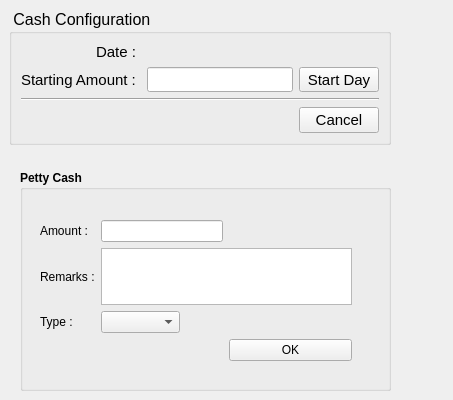
Before: the Qt Designer form estorecpp/cashbalanceconfigure.ui in Watti/estorecpp, drawn with Qt 5.
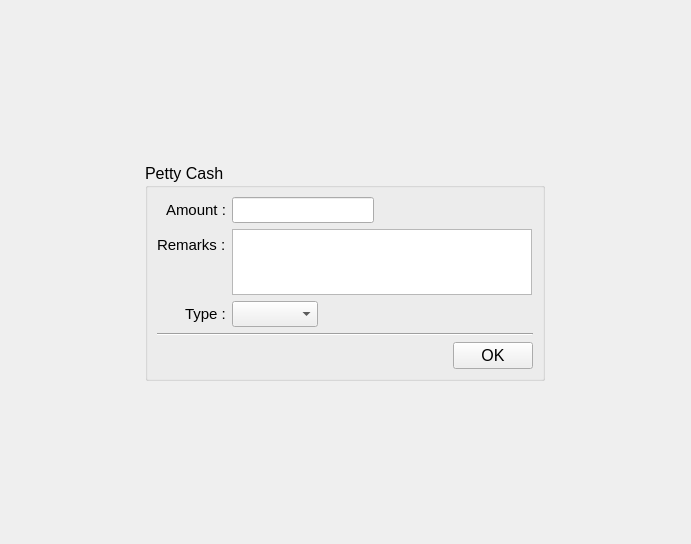
After: the same form once the commit is applied.

Commit message: ui changes done by shan

What changed in the file:
```diff
--- a/estorecpp/cashbalanceconfigure.ui
+++ b/estorecpp/cashbalanceconfigure.ui
@@ -6,193 +6,57 @@
    <rect>
     <x>0</x>
     <y>0</y>
-    <width>453</width>
-    <height>400</height>
+    <width>691</width>
+    <height>544</height>
    </rect>
   </property>
   <property name="windowTitle">
    <string>Form</string>
   </property>
-  <widget class="QGroupBox" name="groupBox">
-   <property name="geometry">
-    <rect>
-     <x>9</x>
-     <y>9</y>
-     <width>382</width>
-     <height>136</height>
-    </rect>
-   </property>
+  <layout class="QGridLayout" name="gridLayout">
+   <item row="0" column="0">
+    <layout class="QVBoxLayout" name="verticalLayout_2">
+     <item>
+      <widget class="QGroupBox" name="groupBox_2">
    <property name="sizePolicy">
-    <sizepolicy hsizetype="Fixed" vsizetype="Fixed">
+        <sizepolicy hsizetype="Fixed" vsizetype="Preferred">
      <horstretch>0</horstretch>
      <verstretch>0</verstretch>
     </sizepolicy>
    </property>
-   <property name="maximumSize">
-    <size>
-     <width>400</width>
-     <height>136</height>
-    </size>
-   </property>
-   <property name="font">
-    <font>
-     <pointsize>12</pointsize>
-    </font>
-   </property>
-   <property name="title">
-    <string> Cash Configuration </string>
-   </property>
-   <layout class="QVBoxLayout" name="verticalLayout">
-    <item>
-     <layout class="QFormLayout" name="formLayout">
-      <property name="labelAlignment">
-       <set>Qt::AlignRight|Qt::AlignTrailing|Qt::AlignVCenter</set>
-      </property>
-      <item row="0" column="0">
-       <widget class="QLabel" name="label_3">
-        <property name="font">
-         <font>
-          <pointsize>11</pointsize>
-         </font>
-        </property>
-        <property name="text">
-         <string>Date : </string>
-        </property>
-       </widget>
-      </item>
-      <item row="0" column="1">
-       <widget class="QLabel" name="label_4">
-        <property name="font">
-         <font>
-          <pointsize>11</pointsize>
-         </font>
-        </property>
-        <property name="text">
-         <string/>
-        </property>
-       </widget>
-      </item>
-      <item row="1" column="0">
-       <widget class="QLabel" name="label_2">
-        <property name="font">
-         <font>
-          <pointsize>11</pointsize>
-         </font>
-        </property>
-        <property name="text">
-         <string>Starting Amount : </string>
-        </property>
-       </widget>
-      </item>
-      <item row="1" column="1">
-       <layout class="QHBoxLayout" name="horizontalLayout">
-        <item>
-         <widget class="QLineEdit" name="txtStartAmount">
-          <property name="maximumSize">
-           <size>
-            <width>400</width>
-            <height>16777215</height>
-           </size>
-          </property>
-          <property name="font">
-           <font>
-            <pointsize>11</pointsize>
-           </font>
-          </property>
-         </widget>
-        </item>
-        <item>
-         <widget class="QPushButton" name="buttonDayStart">
-          <property name="font">
-           <font>
-            <pointsize>11</pointsize>
-           </font>
-          </property>
-          <property name="text">
-           <string>Start Day</string>
-          </property>
-         </widget>
-        </item>
-       </layout>
-      </item>
-     </layout>
-    </item>
-    <item>
-     <widget class="Line" name="line">
-      <property name="orientation">
-       <enum>Qt::Horizontal</enum>
-      </property>
-     </widget>
-    </item>
-    <item>
-     <layout class="QHBoxLayout" name="horizontalLayout_2">
-      <item>
-       <spacer name="horizontalSpacer_2">
-        <property name="orientation">
-         <enum>Qt::Horizontal</enum>
-        </property>
-        <property name="sizeHint" stdset="0">
-         <size>
-          <width>40</width>
-          <height>20</height>
-         </size>
-        </property>
-       </spacer>
-      </item>
-      <item>
-       <widget class="QPushButton" name="btnCancel">
         <property name="minimumSize">
          <size>
           <width>0</width>
           <height>0</height>
          </size>
         </property>
-        <property name="font">
-         <font>
-          <pointsize>11</pointsize>
-         </font>
-        </property>
-        <property name="text">
-         <string>Cancel</string>
-        </property>
-       </widget>
-      </item>
-     </layout>
-    </item>
-   </layout>
-  </widget>
-  <widget class="QGroupBox" name="groupBox_2">
-   <property name="geometry">
-    <rect>
-     <x>20</x>
-     <y>170</y>
-     <width>371</width>
-     <height>221</height>
-    </rect>
-   </property>
+       <property name="maximumSize">
+        <size>
+         <width>400</width>
+         <height>218</height>
+        </size>
+       </property>
    <property name="font">
     <font>
-     <weight>75</weight>
-     <bold>true</bold>
+         <pointsize>12</pointsize>
+         <weight>50</weight>
+         <bold>false</bold>
     </font>
    </property>
    <property name="title">
     <string>Petty Cash</string>
    </property>
-   <widget class="QWidget" name="">
-    <property name="geometry">
-     <rect>
-      <x>20</x>
-      <y>50</y>
-      <width>312</width>
-      <height>141</height>
-     </rect>
-    </property>
-    <layout class="QGridLayout" name="gridLayout">
+       <layout class="QVBoxLayout" name="verticalLayout_3">
+        <item>
+         <layout class="QFormLayout" name="formLayout_2">
+          <property name="labelAlignment">
+           <set>Qt::AlignRight|Qt::AlignTrailing|Qt::AlignVCenter</set>
+          </property>
      <item row="0" column="0">
       <widget class="QLabel" name="label">
        <property name="font">
         <font>
+              <pointsize>11</pointsize>
          <weight>50</weight>
          <bold>false</bold>
         </font>
@@ -202,10 +66,24 @@
        </property>
       </widget>
      </item>
-     <item row="0" column="1" colspan="2">
-      <widget class="QLineEdit" name="pettyCashAmount"/>
-     </item>
-     <item row="0" column="4">
+          <item row="0" column="1">
+           <layout class="QHBoxLayout" name="horizontalLayout_5">
+            <item>
+             <widget class="QLineEdit" name="pettyCashAmount">
+              <property name="sizePolicy">
+               <sizepolicy hsizetype="Preferred" vsizetype="Fixed">
+                <horstretch>0</horstretch>
+                <verstretch>0</verstretch>
+               </sizepolicy>
+              </property>
+              <property name="font">
+               <font>
+                <pointsize>11</pointsize>
+               </font>
+              </property>
+             </widget>
+            </item>
+            <item>
       <spacer name="horizontalSpacer">
        <property name="orientation">
         <enum>Qt::Horizontal</enum>
@@ -218,10 +96,13 @@
        </property>
       </spacer>
      </item>
+           </layout>
+          </item>
      <item row="1" column="0">
       <widget class="QLabel" name="label_5">
        <property name="font">
         <font>
+              <pointsize>11</pointsize>
          <weight>50</weight>
          <bold>false</bold>
         </font>
@@ -231,13 +112,26 @@
        </property>
       </widget>
      </item>
-     <item row="1" column="1" colspan="4">
-      <widget class="QTextEdit" name="pettyCashRemarks"/>
+          <item row="1" column="1">
+           <widget class="QTextEdit" name="pettyCashRemarks">
+            <property name="maximumSize">
+             <size>
+              <width>300</width>
+              <height>100</height>
+             </size>
+            </property>
+            <property name="font">
+             <font>
+              <pointsize>11</pointsize>
+             </font>
+            </property>
+           </widget>
      </item>
      <item row="2" column="0">
       <widget class="QLabel" name="label_6">
        <property name="font">
         <font>
+              <pointsize>11</pointsize>
          <weight>50</weight>
          <bold>false</bold>
         </font>
@@ -248,9 +142,17 @@
       </widget>
      </item>
      <item row="2" column="1">
-      <widget class="QComboBox" name="typeBox"/>
-     </item>
-     <item row="2" column="2" colspan="2">
+           <layout class="QHBoxLayout" name="horizontalLayout_4">
+            <item>
+             <widget class="QComboBox" name="typeBox">
+              <property name="font">
+               <font>
+                <pointsize>11</pointsize>
+               </font>
+              </property>
+             </widget>
+            </item>
+            <item>
       <spacer name="horizontalSpacer_3">
        <property name="orientation">
         <enum>Qt::Horizontal</enum>
@@ -263,7 +165,33 @@
        </property>
       </spacer>
      </item>
-     <item row="3" column="3" colspan="2">
+           </layout>
+          </item>
+         </layout>
+        </item>
+        <item>
+         <widget class="Line" name="line_2">
+          <property name="orientation">
+           <enum>Qt::Horizontal</enum>
+          </property>
+         </widget>
+        </item>
+        <item>
+         <layout class="QHBoxLayout" name="horizontalLayout_3">
+          <item>
+           <spacer name="horizontalSpacer_4">
+            <property name="orientation">
+             <enum>Qt::Horizontal</enum>
+            </property>
+            <property name="sizeHint" stdset="0">
+             <size>
+              <width>40</width>
+              <height>20</height>
+             </size>
+            </property>
+           </spacer>
+          </item>
+          <item>
       <widget class="QPushButton" name="pettyCashOk">
        <property name="font">
         <font>
@@ -277,8 +205,13 @@
       </widget>
      </item>
     </layout>
-   </widget>
-  </widget>
+        </item>
+       </layout>
+      </widget>
+     </item>
+    </layout>
+   </item>
+  </layout>
  </widget>
  <resources/>
  <connections/>
```
Lines whose indentation alone changed are shown as unchanged. The commit also changes 7 other files.
